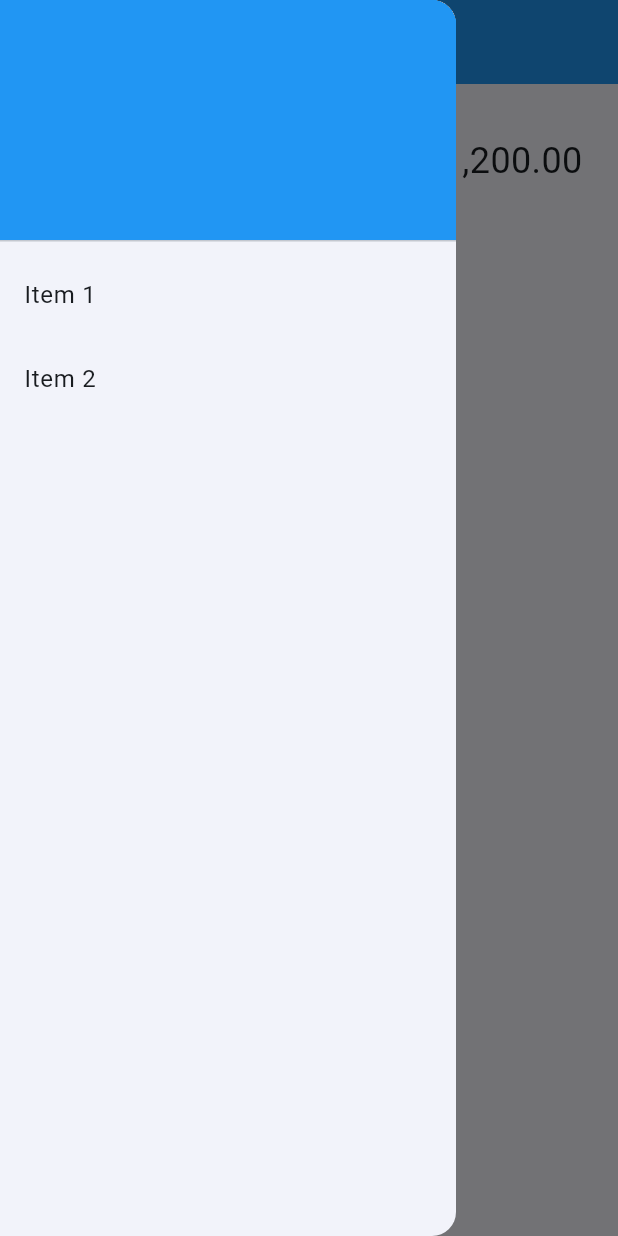
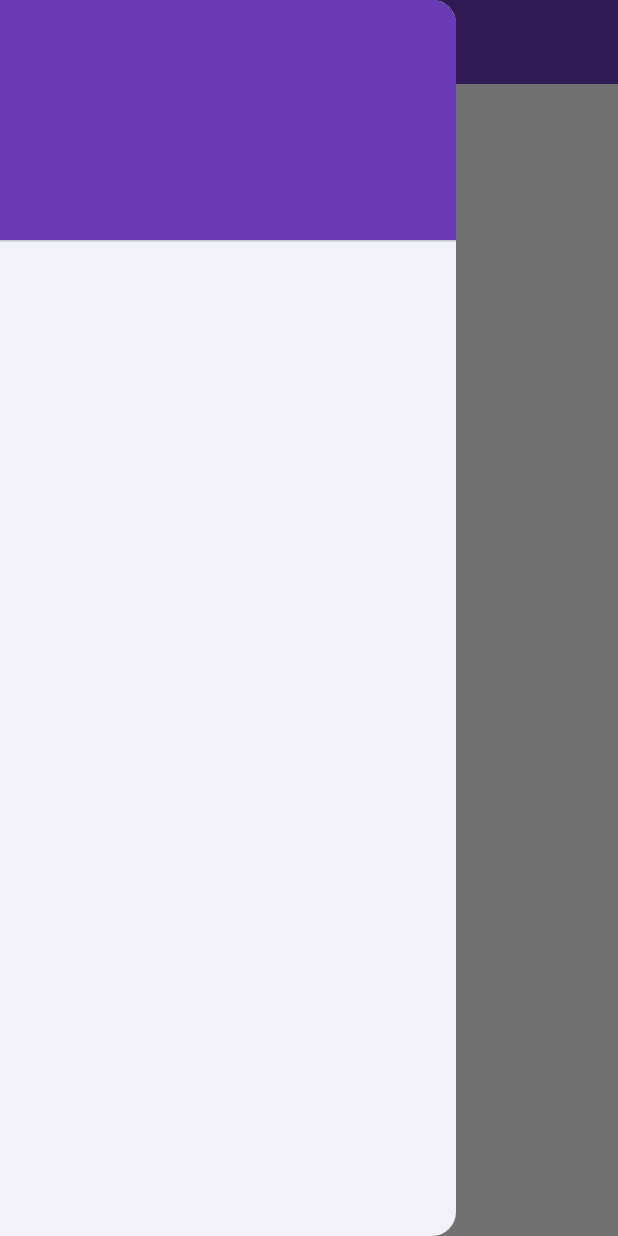
Before and after one commit to willianmelo98/travel_money_app, a Flutter app: the screen it shows after launch, with the side drawer open, on a phone screen of 412 x 824 dp. Run offline on Flutter 3.47's test engine with Material 3 defaults, Android fonts, the phone set to English and light mode, and no system bars; our stand-ins replace sqflite; accounts and stored records are empty; generated files the repository leaves out were written again.

Commit message:
finished Viagem Local Storage DAO

```diff
--- /dev/null
+++ b/devtools_options.yaml
@@ -0,0 +1,3 @@
+description: This file stores settings for Dart & Flutter DevTools.
+documentation: https://docs.flutter.dev/tools/devtools/extensions#configure-extension-enablement-states
+extensions:
--- a/lib/core/l10n/app_en.arb
+++ b/lib/core/l10n/app_en.arb
@@ -3,9 +3,9 @@
   "@appTitle": {
     "description": "App Title"
   },
-  "helloWorld": "Hello World!",
-  "@helloWorld": {
-    "description": "The conventional newborn programmer greeting"
+  "addTrip": "Add trip",
+  "@addTrip": {
+    "description": "Organizing a travel budget"
   },
   "hello": "Hello {userName}",
   "@hello": {
--- a/lib/core/l10n/app_es.arb
+++ b/lib/core/l10n/app_es.arb
@@ -1,6 +1,6 @@
 {
     "appTitle": "Dinero para viajes",
-    "helloWorld": "¡Hola Mundo!",
+    "addTrip": "Añadir viaje",
     "hello": "Hola {userName}",
     "numberOfDataPoints": "Número de puntos de datos: {value}"
 }
--- a/lib/core/l10n/app_pt.arb
+++ b/lib/core/l10n/app_pt.arb
@@ -1,6 +1,6 @@
 {
     "appTitle": "Dinheiro para viagem",
-    "helloWorld": "Ola Mundo !",
+    "addTrip": "Adicionar viagem",
     "hello": "Bem Vindo ! {userName}",
     "numberOfDataPoints": "Número de pontos de dados: {value}"
 }
--- a/lib/core/widgets/custom_drawer.dart
+++ /dev/null
@@ -1,37 +0,0 @@
-import 'package:flutter/material.dart';
-
-class CustomDrawer extends StatelessWidget {
-  const CustomDrawer({super.key});
-
-  @override
-  Widget build(BuildContext context) {
-    return Drawer(
-      child: ListView(
-        // Important: Remove any padding from the ListView.
-        padding: EdgeInsets.zero,
-        children: [
-          const DrawerHeader(
-            decoration: BoxDecoration(
-              color: Colors.blue,
-            ),
-            child: SizedBox(),
-          ),
-          ListTile(
-            title: const Text('Item 1'),
-            onTap: () {
-              // Update the state of the app.
-              // ...
-            },
-          ),
-          ListTile(
-            title: const Text('Item 2'),
-            onTap: () {
-              // Update the state of the app.
-              // ...
-            },
-          ),
-        ],
-      ),
-    );
-  }
-}
--- /dev/null
+++ b/lib/data/local_storage/dao/viagem_dao.dart
@@ -0,0 +1,61 @@
+import 'package:sqflite/sqlite_api.dart';
+import 'package:travel_money_app/domain/models/viagem.dart';
+
+import '../app_database.dart';
+
+class ViagemDao {
+  static const String _tableName = "viagem";
+  static const String _idViagem = 'idViagem';
+  static const String _lugar = 'lugar';
+  static const String _dataViagem = 'dataViagem';
+  static const String _orcamento = 'orcamento';
+
+  static const String viagemTable = 'CREATE TABLE $_tableName('
+      '$_idViagem INTEGER PRIMARY KEY, '
+      '$_lugar TEXT, '
+      '$_dataViagem TEXT, '
+      '$_orcamento INTEGER)';
+
+  Future<int> save(Viagem viagem) async {
+    final Database database = await getDatabase(viagemTable);
+    Map<String, dynamic> viagemMap = viagem.toJson();
+    return database.insert(_tableName, viagemMap);
+  }
+
+  Future<List<Viagem>> findAll() async {
+    final Database database = await getDatabase(viagemTable);
+    final List<Map<String, dynamic>> viagensMap =
+        await database.query(_tableName);
+    List<Viagem> viagens = _toList(viagensMap);
+    return viagens;
+  }
+
+  Future<int> delete(int id) async {
+    final Database db = await getDatabase(viagemTable);
+    return db.delete(
+      _tableName,
+      where: 'idViagem = ?',
+      whereArgs: [id],
+    );
+  }
+
+  Future<int> update(Viagem viagem) async {
+    final Database db = await getDatabase(viagemTable);
+    Map<String, dynamic> viagemMap = viagem.toJson();
+    return db.update(
+      _tableName,
+      viagemMap,
+      where: 'idViagem = ?',
+      whereArgs: [viagem.idViagem],
+    );
+  }
+
+  List<Viagem> _toList(List<Map<String, dynamic>> viagensMap) {
+    final List<Viagem> viagens = [];
+    for (Map<String, dynamic> mapViagem in viagensMap) {
+      final Viagem viagem = Viagem.fromJson(mapViagem);
+      viagens.add(viagem);
+    }
+    return viagens;
+  }
+}
--- /dev/null
+++ b/lib/domain/models/viagem.dart
@@ -0,0 +1,31 @@
+class Viagem {
+  int? idViagem;
+  String lugar;
+  int orcamento;
+  DateTime dataViagem;
+
+  Viagem({
+    this.idViagem,
+    required this.lugar,
+    required this.orcamento,
+    required this.dataViagem,
+  });
+
+  factory Viagem.fromJson(Map<String, dynamic> json) {
+    return Viagem(
+      idViagem: (json['idViagem'] as num).toInt(),
+      lugar: json['lugar'],
+      orcamento: (json['orcamento'] as num).toInt(),
+      dataViagem: DateTime.parse(json['dataViagem']),
+    );
+  }
+
+  Map<String, dynamic> toJson() {
+    return {
+      'idviagem': idViagem,
+      'lugar': lugar,
+      'orcamento': orcamento,
+      'dataViagem': dataViagem.toIso8601String(),
+    };
+  }
+}
--- a/lib/main.dart
+++ b/lib/main.dart
@@ -1,6 +1,6 @@
 import 'package:flutter/material.dart';
 import 'package:flutter_gen/gen_l10n/app_localizations.dart';
-import 'package:travel_money_app/screens/home_screen.dart';
+import 'package:travel_money_app/screens/views/home_page.dart';
 
 void main() {
   runApp(const MainApp());
@@ -20,6 +20,6 @@ class MainApp extends StatelessWidget {
         onGenerateTitle: (context) => AppLocalizations.of(context)!.appTitle,
         localizationsDelegates: AppLocalizations.localizationsDelegates,
         supportedLocales: AppLocalizations.supportedLocales,
-        home: const HomeScreen());
+        home: const HomePage());
   }
 }
--- a/lib/screens/home_screen.dart
+++ /dev/null
@@ -1,36 +0,0 @@
-import 'package:flutter/material.dart';
-import 'package:flutter_gen/gen_l10n/app_localizations.dart';
-import 'package:travel_money_app/core/widgets/custom_drawer.dart';
-
-class HomeScreen extends StatelessWidget {
-  const HomeScreen({super.key});
-
-  @override
-  Widget build(BuildContext context) {
-    return Scaffold(
-      drawer: const CustomDrawer(),
-      appBar: AppBar(
-        backgroundColor: Colors.blue,
-        title: Text(
-          AppLocalizations.of(context)!.appTitle,
-        ),
-      ),
-      body: Column(
-        children: [
-          Center(
-            child: Text(
-              AppLocalizations.of(context)!.hello('Willian'),
-              style: const TextStyle(fontSize: 24.0),
-            ),
-          ),
-          Center(
-            child: Text(
-              AppLocalizations.of(context)!.numberOfDataPoints(1200.0),
-              style: const TextStyle(fontSize: 24.0),
-            ),
-          ),
-        ],
-      ),
-    );
-  }
-}
--- /dev/null
+++ b/lib/screens/views/home_page.dart
@@ -0,0 +1,70 @@
+import 'package:flutter/material.dart';
+import 'package:flutter_gen/gen_l10n/app_localizations.dart';
+import 'package:travel_money_app/screens/views/viagem/components/custom_drawer.dart';
+import 'package:travel_money_app/screens/views/viagem/components/dialog_viagem.dart';
+import 'package:travel_money_app/screens/views/viagem/viagem_list.dart';
+import '../view_models/viagens_store.dart';
+
+class HomePage extends StatefulWidget {
+  const HomePage({super.key});
+
+  @override
+  State<HomePage> createState() => _HomePage();
+}
+
+class _HomePage extends State<HomePage> {
+  final ViagensStore _store = ViagensStore();
+
+  @override
+  void initState() {
+    super.initState();
+    _store.getViagens();
+  }
+
+  @override
+  Widget build(BuildContext context) {
+    return ListenableBuilder(
+        listenable: _store,
+        builder: (context, snapshot) {
+          return Scaffold(
+            drawer: CustomDrawer(
+              viagensStore: _store,
+            ),
+            appBar: AppBar(
+              foregroundColor: Colors.white,
+              backgroundColor: const Color.fromRGBO(104, 58, 183, 1),
+              title: Text(
+                AppLocalizations.of(context)!.appTitle,
+                style: const TextStyle(color: Colors.white),
+              ),
+            ),
+            body: SingleChildScrollView(
+              child: Column(
+                children: [
+                  Card(
+                    margin: const EdgeInsets.all(15),
+                    child: ViagemList(
+                      viagensStore: _store,
+                    ),
+                  ),
+                  ElevatedButton(
+                    onPressed: () => showDialog<String>(
+                      context: context,
+                      builder: (BuildContext context) =>
+                          DialogCreateOrEditViagem(
+                              saveViagem: _store.saveViagens),
+                    ),
+                    child: Text(
+                      AppLocalizations.of(context)!.addTrip,
+                      style: const TextStyle(
+                        color: Color.fromRGBO(104, 58, 183, 1),
+                      ),
+                    ),
+                  ),
+                ],
+              ),
+            ),
+          );
+        });
+  }
+}
--- /dev/null
+++ b/lib/screens/views/viagem/components/custom_drawer.dart
@@ -0,0 +1,32 @@
+import 'package:flutter/material.dart';
+import 'package:travel_money_app/screens/view_models/viagens_store.dart';
+import 'package:travel_money_app/screens/views/viagem/viagem_list.dart';
+
+class CustomDrawer extends StatelessWidget {
+  final ViagensStore viagensStore;
+  const CustomDrawer({
+    Key? key,
+    required this.viagensStore,
+  }) : super(key: key);
+
+  @override
+  Widget build(BuildContext context) {
+    return Drawer(
+      child: ListView(
+        physics: const NeverScrollableScrollPhysics(),
+        padding: EdgeInsets.zero,
+        children: [
+          const DrawerHeader(
+            decoration: BoxDecoration(
+              color: Color.fromRGBO(104, 58, 183, 1),
+            ),
+            child: SizedBox(),
+          ),
+          ViagemList(
+            viagensStore: viagensStore,
+          ),
+        ],
+      ),
+    );
+  }
+}
--- a/pubspec.yaml
+++ b/pubspec.yaml
@@ -12,6 +12,9 @@ dependencies:
   flutter_localizations:
     sdk: flutter
   intl: any
+  sqflite: ^2.4.2
+  path_provider: ^2.1.5
+  provider: ^6.1.3
 
 dev_dependencies:
   flutter_test:
```
Also changed, not shown: lib/data/local_storage/app_database.dart (added, +17 -0 lines), lib/data/local_storage/dao/gasto_dao.dart (added, +58 -0 lines), lib/domain/models/gasto.dart (added, +51 -0 lines), lib/screens/view_models/form_viagem_store.dart (added, +24 -0 lines), lib/screens/view_models/viagens_store.dart (added, +39 -0 lines), lib/screens/views/viagem/components/dialog_viagem.dart (added, +81 -0 lines), lib/screens/views/viagem/viagem_list.dart (added, +48 -0 lines), lib/screens/view_models/gastos_store.dart (added), pubspec.lock, 10 other files.
